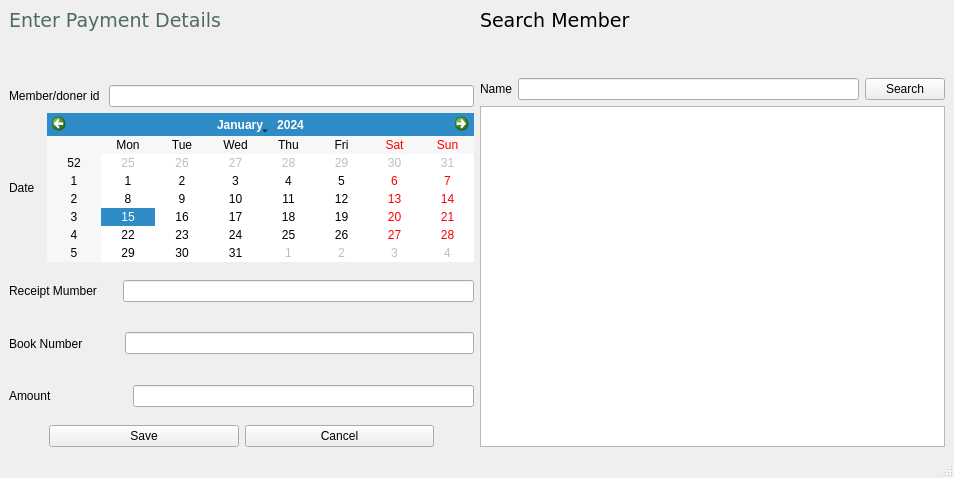
First picture: the form in payment_input.ui, repository severus-tux/gdm_database_management, before the edit.
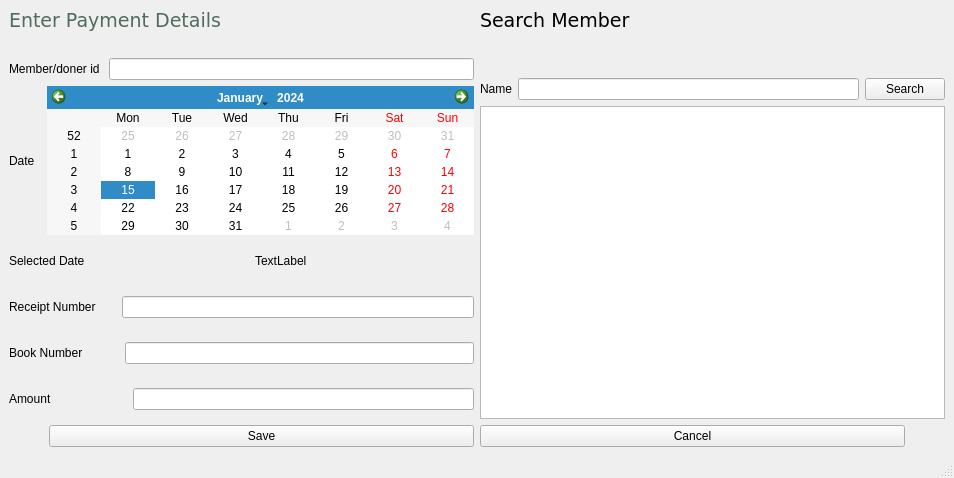
Second picture: the form after the edit.

Commit message: Added Delete Payment feature

What changed in the file:
```diff
--- a/payment_input.ui
+++ b/payment_input.ui
@@ -14,12 +14,11 @@
    <string>Enter Payment Details</string>
   </property>
   <widget class="QWidget" name="centralwidget">
-   <layout class="QHBoxLayout" name="horizontalLayout_7">
+   <layout class="QVBoxLayout" name="verticalLayout_3">
+    <item>
+     <layout class="QHBoxLayout" name="horizontalLayout_9">
     <item>
      <layout class="QVBoxLayout" name="verticalLayout">
-      <property name="sizeConstraint">
-       <enum>QLayout::SetMinimumSize</enum>
-      </property>
       <item>
        <widget class="QLabel" name="label_6">
         <property name="sizePolicy">
@@ -83,8 +82,8 @@
         </property>
         <property name="sizeHint" stdset="0">
          <size>
-          <width>366</width>
-          <height>20</height>
+            <width>460</width>
+            <height>13</height>
          </size>
         </property>
        </spacer>
@@ -117,12 +116,55 @@
         </item>
        </layout>
       </item>
+        <item>
+         <layout class="QHBoxLayout" name="horizontalLayout_7">
+          <item>
+           <widget class="QLabel" name="label_9">
+            <property name="minimumSize">
+             <size>
+              <width>0</width>
+              <height>26</height>
+             </size>
+            </property>
+            <property name="text">
+             <string>Selected Date</string>
+            </property>
+           </widget>
+          </item>
+          <item>
+           <spacer name="verticalSpacer_6">
+            <property name="orientation">
+             <enum>Qt::Vertical</enum>
+            </property>
+            <property name="sizeHint" stdset="0">
+             <size>
+              <width>20</width>
+              <height>40</height>
+             </size>
+            </property>
+           </spacer>
+          </item>
+          <item>
+           <widget class="QLabel" name="selected_date">
+            <property name="minimumSize">
+             <size>
+              <width>0</width>
+              <height>26</height>
+             </size>
+            </property>
+            <property name="text">
+             <string>TextLabel</string>
+            </property>
+           </widget>
+          </item>
+         </layout>
+        </item>
       <item>
        <layout class="QHBoxLayout" name="horizontalLayout_3">
         <item>
          <widget class="QLabel" name="label_3">
           <property name="text">
-           <string>Receipt Mumber</string>
+             <string>Receipt Number</string>
           </property>
          </widget>
         </item>
@@ -198,68 +240,6 @@
         </item>
        </layout>
       </item>
-      <item>
-       <layout class="QHBoxLayout" name="horizontalLayout_8">
-        <item>
-         <spacer name="horizontalSpacer">
-          <property name="orientation">
-           <enum>Qt::Horizontal</enum>
-          </property>
-          <property name="sizeType">
-           <enum>QSizePolicy::Maximum</enum>
-          </property>
-          <property name="sizeHint" stdset="0">
-           <size>
-            <width>40</width>
-            <height>20</height>
-           </size>
-          </property>
-         </spacer>
-        </item>
-        <item>
-         <widget class="QPushButton" name="pushButton">
-          <property name="sizePolicy">
-           <sizepolicy hsizetype="Expanding" vsizetype="Fixed">
-            <horstretch>0</horstretch>
-            <verstretch>0</verstretch>
-           </sizepolicy>
-          </property>
-          <property name="text">
-           <string>Save</string>
-          </property>
-         </widget>
-        </item>
-        <item>
-         <widget class="QPushButton" name="pushButton_2">
-          <property name="sizePolicy">
-           <sizepolicy hsizetype="Expanding" vsizetype="Fixed">
-            <horstretch>0</horstretch>
-            <verstretch>0</verstretch>
-           </sizepolicy>
-          </property>
-          <property name="text">
-           <string>Cancel</string>
-          </property>
-         </widget>
-        </item>
-        <item>
-         <spacer name="horizontalSpacer_3">
-          <property name="orientation">
-           <enum>Qt::Horizontal</enum>
-          </property>
-          <property name="sizeType">
-           <enum>QSizePolicy::Minimum</enum>
-          </property>
-          <property name="sizeHint" stdset="0">
-           <size>
-            <width>40</width>
-            <height>20</height>
-           </size>
-          </property>
-         </spacer>
-        </item>
-       </layout>
-      </item>
      </layout>
     </item>
     <item>
@@ -316,6 +296,70 @@
       </item>
       <item>
        <widget class="QTableView" name="tableView"/>
+        </item>
+       </layout>
+      </item>
+     </layout>
+    </item>
+    <item>
+     <layout class="QHBoxLayout" name="horizontalLayout_8">
+      <item>
+       <spacer name="horizontalSpacer">
+        <property name="orientation">
+         <enum>Qt::Horizontal</enum>
+        </property>
+        <property name="sizeType">
+         <enum>QSizePolicy::Maximum</enum>
+        </property>
+        <property name="sizeHint" stdset="0">
+         <size>
+          <width>40</width>
+          <height>20</height>
+         </size>
+        </property>
+       </spacer>
+      </item>
+      <item>
+       <widget class="QPushButton" name="pushButton">
+        <property name="sizePolicy">
+         <sizepolicy hsizetype="Expanding" vsizetype="Fixed">
+          <horstretch>0</horstretch>
+          <verstretch>0</verstretch>
+         </sizepolicy>
+        </property>
+        <property name="text">
+         <string>Save</string>
+        </property>
+       </widget>
+      </item>
+      <item>
+       <widget class="QPushButton" name="pushButton_2">
+        <property name="sizePolicy">
+         <sizepolicy hsizetype="Expanding" vsizetype="Fixed">
+          <horstretch>0</horstretch>
+          <verstretch>0</verstretch>
+         </sizepolicy>
+        </property>
+        <property name="text">
+         <string>Cancel</string>
+        </property>
+       </widget>
+      </item>
+      <item>
+       <spacer name="horizontalSpacer_3">
+        <property name="orientation">
+         <enum>Qt::Horizontal</enum>
+        </property>
+        <property name="sizeType">
+         <enum>QSizePolicy::Minimum</enum>
+        </property>
+        <property name="sizeHint" stdset="0">
+         <size>
+          <width>40</width>
+          <height>20</height>
+         </size>
+        </property>
+       </spacer>
       </item>
      </layout>
     </item>
```
Lines whose indentation alone changed are shown as unchanged. The commit also changes 91 other files.
